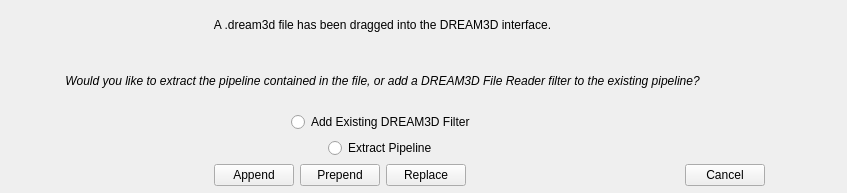
The window that Source/QtSupport/UI_Files/DREAM3DFileDragMessageBox.ui (BlueQuartzSoftware/DREAM3D) describes before a commit, drawn with Qt 5.
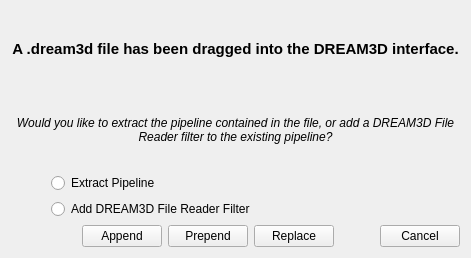
The same window after the commit.

Commit message: Changed UI for DREAM3D File Drop dialog box, and added the ability to replace a pipeline with a Read DREAM3D File filter.

What changed in the file:
```diff
--- a/Source/QtSupport/UI_Files/DREAM3DFileDragMessageBox.ui
+++ b/Source/QtSupport/UI_Files/DREAM3DFileDragMessageBox.ui
@@ -9,30 +9,32 @@
    <rect>
     <x>0</x>
     <y>0</y>
-    <width>847</width>
-    <height>193</height>
+    <width>471</width>
+    <height>258</height>
    </rect>
   </property>
+  <property name="sizePolicy">
+   <sizepolicy hsizetype="Preferred" vsizetype="Preferred">
+    <horstretch>0</horstretch>
+    <verstretch>0</verstretch>
+   </sizepolicy>
+  </property>
   <property name="windowTitle">
    <string>DREAM3D File Drop</string>
   </property>
-  <widget class="QWidget" name="layoutWidget">
-   <property name="geometry">
-    <rect>
-     <x>0</x>
-     <y>0</y>
-     <width>765</width>
-     <height>186</height>
-    </rect>
-   </property>
+  <layout class="QGridLayout" name="gridLayout">
+   <item row="0" column="0">
    <layout class="QVBoxLayout" name="verticalLayout">
+     <property name="sizeConstraint">
+      <enum>QLayout::SetDefaultConstraint</enum>
+     </property>
     <item>
      <widget class="QLabel" name="headerLabel">
       <property name="font">
        <font>
-        <pointsize>9</pointsize>
-        <weight>50</weight>
-        <bold>false</bold>
+         <pointsize>11</pointsize>
+         <weight>75</weight>
+         <bold>true</bold>
        </font>
       </property>
       <property name="text">
@@ -72,7 +74,7 @@
          <enum>Qt::Horizontal</enum>
         </property>
         <property name="sizeType">
-         <enum>QSizePolicy::Expanding</enum>
+          <enum>QSizePolicy::Fixed</enum>
         </property>
         <property name="sizeHint" stdset="0">
          <size>
@@ -85,7 +87,7 @@
       <item>
        <widget class="QRadioButton" name="radioButton">
         <property name="text">
-         <string>Add Existing DREAM3D Filter</string>
+          <string>Extract Pipeline</string>
         </property>
        </widget>
       </item>
@@ -115,7 +117,7 @@
          <enum>Qt::Horizontal</enum>
         </property>
         <property name="sizeType">
-         <enum>QSizePolicy::Expanding</enum>
+          <enum>QSizePolicy::Fixed</enum>
         </property>
         <property name="sizeHint" stdset="0">
          <size>
@@ -128,7 +130,7 @@
       <item>
        <widget class="QRadioButton" name="radioButton_3">
         <property name="text">
-         <string>Extract Pipeline</string>
+          <string>Add DREAM3D File Reader Filter</string>
         </property>
        </widget>
       </item>
@@ -191,9 +193,12 @@
         <property name="orientation">
          <enum>Qt::Horizontal</enum>
         </property>
+         <property name="sizeType">
+          <enum>QSizePolicy::Fixed</enum>
+         </property>
         <property name="sizeHint" stdset="0">
          <size>
-          <width>158</width>
+           <width>40</width>
           <height>20</height>
          </size>
         </property>
@@ -209,7 +214,8 @@
      </layout>
     </item>
    </layout>
-  </widget>
+   </item>
+  </layout>
  </widget>
  <resources/>
  <connections/>
```
Left out of the diff: 4 changed lines with no effect on the pictures. Lines whose indentation alone changed are shown as unchanged. The commit also changes 4 other files.
